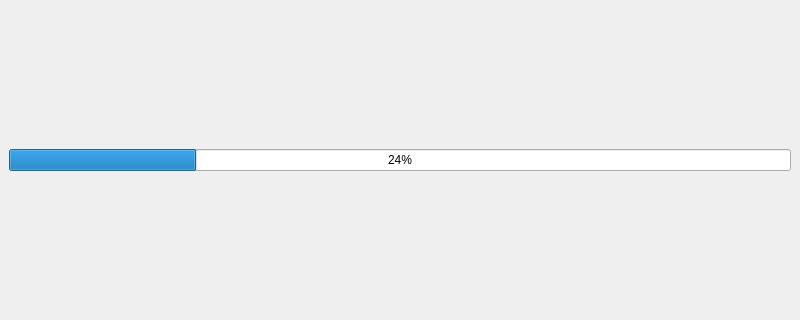
Before: the Qt Designer form mainwindow.ui in Greadimar/Bookmarks, drawn with Qt 5; both pictures show x 0 to 800 and y 129 to 449 of the 800 by 600 pixel window.
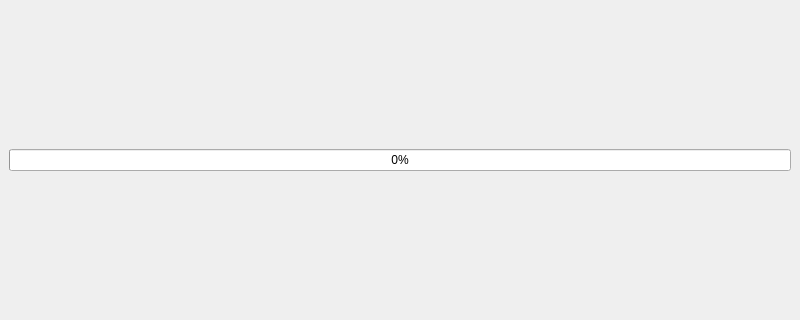
After: the same form once the commit is applied.

```diff
--- a/mainwindow.ui
+++ b/mainwindow.ui
@@ -21,7 +21,7 @@
     <item row="1" column="0">
      <widget class="QProgressBar" name="progressBar">
       <property name="value">
-       <number>24</number>
+       <number>0</number>
       </property>
      </widget>
     </item>
```
